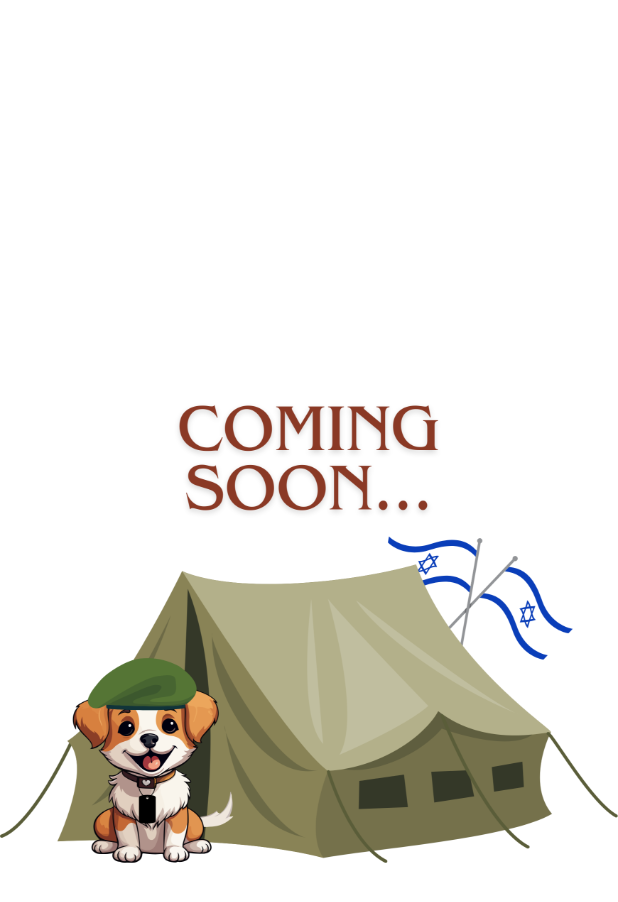
After one commit to razol102/Doggo, a Flutter app: the SocialNetworkScreen screen opened by its route, on a phone screen of 412 x 824 dp. The commit adds this screen. Shown: the top 902 px of the screen. Run offline on Flutter 3.47's test engine with Material 3 defaults, Android fonts, the light colour scheme and no system bars; our stand-ins replace animated_toggle_switch, fl_chart, flutter_map, flutter_typeahead, geolocator, intl_phone_number_input and 3 more; missing offline and left inert: flutter_reactive_ble, simple_animation_progress_bar; accounts and stored records are empty.

Commit message:
social network coming soon

```diff
--- a/mobile/lib/routes.dart
+++ b/mobile/lib/routes.dart
@@ -21,6 +21,7 @@ import 'package:mobile/screens/map/map_screen.dart';
 import 'package:mobile/screens/other/contact_us_screen.dart';
 import 'package:mobile/screens/other/faq_screen.dart';
 import 'package:mobile/screens/profile/profile_screen.dart';
+import 'package:mobile/screens/social_network/social_network_screen.dart';
 import 'package:mobile/screens/welcome_screen.dart';
 
 final Map<String, WidgetBuilder> routes = {
@@ -54,9 +55,10 @@ final Map<String, WidgetBuilder> routes = {
   //home
   HomeScreen.routeName: (context) => const HomeScreen(),
   //activity
-  // ActivityScreen.routeName: (context) => const ActivityScreen(),
   ActivityScreen.routeName: (context) => ActivityScreen(),
   //map
+  //social network
+  SocialNetworkScreen.routeName: (context) => SocialNetworkScreen(),
   MapScreen.routeName: (context) => const MapScreen(),
   //ble connection
   BleConnectionScreen.routeName: (context) => BleConnectionScreen(),
--- a/mobile/lib/screens/bottom_menu.dart
+++ b/mobile/lib/screens/bottom_menu.dart
@@ -7,7 +7,7 @@ import 'package:flutter/material.dart';
 
 import 'activity/activity_screen.dart';
 import 'map/map_screen.dart';
-
+import 'package:mobile/screens/social_network/social_network_screen.dart';
 class BottomMenu extends StatefulWidget {
   static String routeName = "/BottomMenu";
 
@@ -21,13 +21,11 @@ class _BottomMenuState extends State<BottomMenu> {
   int selectTab = 0;
 
   final List<Widget> _widgetOptions = <Widget>[
-    //const HomeScreenOld(),
     const HomeScreen(),
     const UserProfileScreen(),
-    // const ActivityScreen(),
     ActivityScreen(),
     const MapScreen(),
-    //const socialMediaScreen(),
+     SocialNetworkScreen(),
   ];
 
   @override
--- /dev/null
+++ b/mobile/lib/screens/social_network/social_network_screen.dart
@@ -0,0 +1,18 @@
+import 'package:flutter/material.dart';
+
+class SocialNetworkScreen extends StatelessWidget {
+  static String routeName = "/SocialNetworkScreen";
+
+  @override
+  Widget build(BuildContext context) {
+    return Scaffold(
+      backgroundColor: Colors.white,
+      body: Center(
+        child: Image.asset(
+          "assets/images/coming_soon_background.png",
+          fit: BoxFit.cover,
+        ),
+      ),
+    );
+  }
+}
```
Also changed, not shown: mobile/assets/images/coming_soon_background.png (added).
